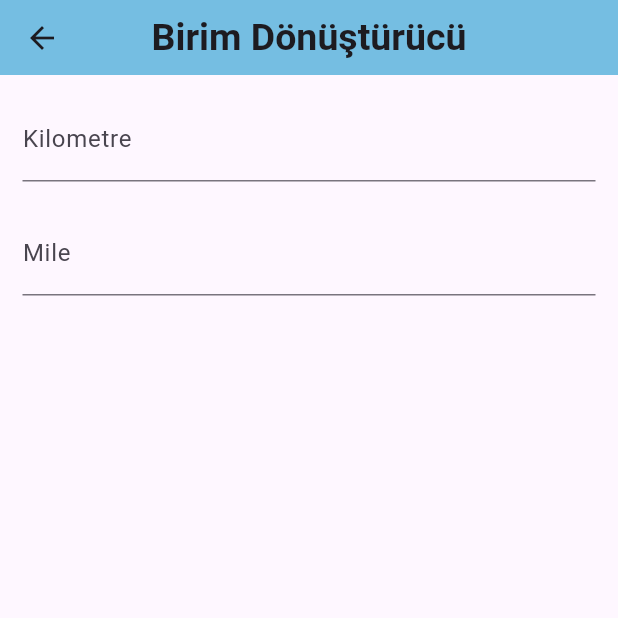
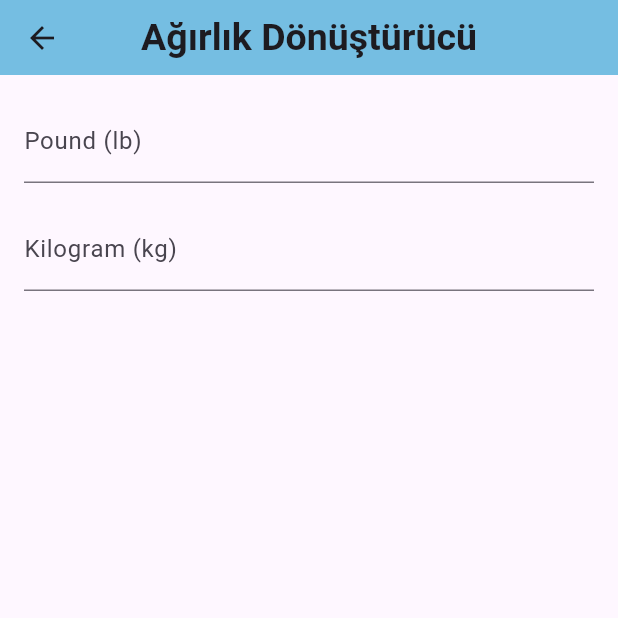
Before and after one commit to efekrtt/birim_cevirici, a Flutter app: the screen it shows after launch, after a tap on "Ağırlık Dönüştürme", on a phone screen of 412 x 824 dp, the top half of it. Run offline on Flutter 3.47's test engine with Material 3 defaults, Android fonts, the phone set to English and light mode, and no system bars.

Commit message:
uzaklık, ağırlık, hacim dönüşümü çalışıyor

```diff
--- a/lib/home_page.dart
+++ b/lib/home_page.dart
@@ -1,6 +1,8 @@
 import 'package:flutter/material.dart';
-import 'mile2km.dart';
+import 'mile2km_screen.dart';
 import 'app_bar.dart';
+import 'weight_conversion_screen.dart';
+import 'gallon2liter_screen.dart';
 
 class HomePage extends StatelessWidget {
   @override
@@ -33,10 +35,27 @@ class HomePage extends StatelessWidget {
               onPressed: () {
                 Navigator.push(
                   context,
-                  MaterialPageRoute(builder: (context) => ConversionScreen()),
+                  MaterialPageRoute(
+                      builder: (context) => WeightConversionScreen()),
                 );
               },
               child: Text('Ağırlık Dönüştürme'),
+            ),
+            SizedBox(height: 18),
+
+            ElevatedButton(
+              style: ElevatedButton.styleFrom(
+                backgroundColor: const Color.fromARGB(255, 117, 190, 226),
+                foregroundColor: Colors.white,
+              ),
+              onPressed: () {
+                Navigator.push(
+                  context,
+                  MaterialPageRoute(
+                      builder: (context) => VolumeConversionScreen()),
+                );
+              },
+              child: Text('Hacim Dönüştürme'),
             )
             // Diğer dönüştürme butonlarını buraya ekleyebilirsiniz.
           ],
--- /dev/null
+++ b/lib/weight_conversion_screen.dart
@@ -0,0 +1,64 @@
+import 'package:flutter/material.dart';
+import 'app_bar.dart';
+
+class WeightConversionScreen extends StatefulWidget {
+  @override
+  _WeightConversionScreenState createState() => _WeightConversionScreenState();
+}
+
+class _WeightConversionScreenState extends State<WeightConversionScreen> {
+  final TextEditingController _poundController = TextEditingController();
+  final TextEditingController _ounceController = TextEditingController();
+  final TextEditingController _kgController = TextEditingController();
+
+  void _convertPound() {
+    double pound = double.tryParse(_poundController.text) ?? 0.0;
+    double ounce = pound * 16;
+    double kg = pound * 0.453592;
+    _ounceController.text = ounce.toStringAsFixed(2);
+    _kgController.text = kg.toStringAsFixed(2);
+  }
+
+  void _convertKg() {
+    double kg = double.tryParse(_kgController.text) ?? 0.0;
+    double pound = kg / 0.453592;
+    double ounce = pound * 16;
+    _poundController.text = pound.toStringAsFixed(2);
+    _ounceController.text = ounce.toStringAsFixed(2);
+  }
+
+  @override
+  Widget build(BuildContext context) {
+    return Scaffold(
+      appBar: buildAppBar('Ağırlık Dönüştürücü'),
+      body: Padding(
+        padding: const EdgeInsets.all(16.0),
+        child: Column(
+          children: [
+            TextField(
+              controller: _poundController,
+              keyboardType: TextInputType.number,
+              decoration: InputDecoration(
+                labelText: 'Pound (lb)',
+              ),
+              onChanged: (text) {
+                _convertPound();
+              },
+            ),
+            SizedBox(height: 16.0),
+            TextField(
+              controller: _kgController,
+              keyboardType: TextInputType.number,
+              decoration: InputDecoration(
+                labelText: 'Kilogram (kg)',
+              ),
+              onChanged: (text) {
+                _convertKg();
+              },
+            ),
+          ],
+        ),
+      ),
+    );
+  }
+}
```
Also changed, not shown: lib/gallon2liter_screen.dart (added, +115 -0 lines), lib/mile2km_screen.dart (renamed from lib/mile2km.dart).
